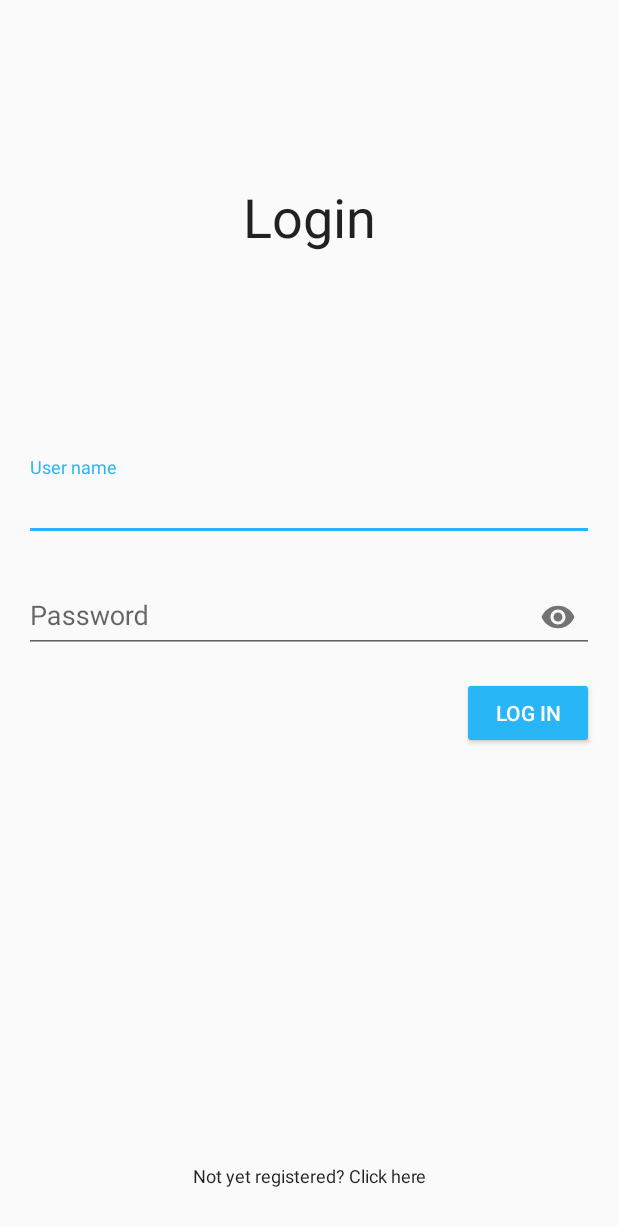
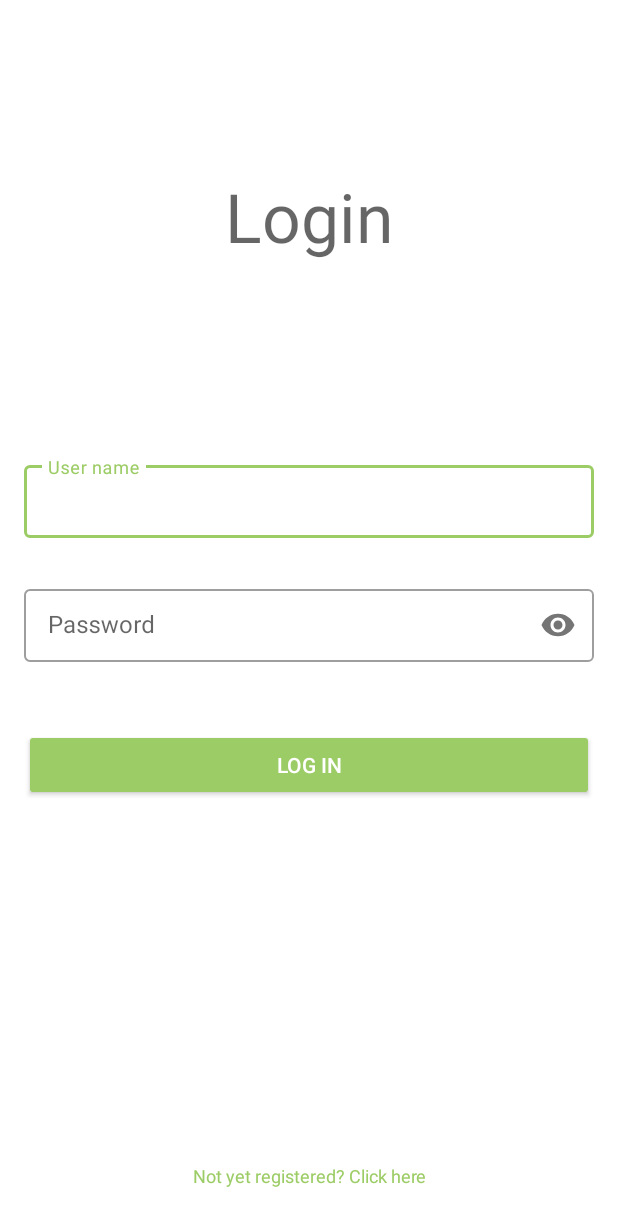
Before and after one commit to kristof12345/SzamitogepBiztonsagHF, an Android app: the screen it shows after launch (LoginActivity), on a phone screen of 412 x 824 dp. Shown: the top 1226 px of the screen. Run offline under Robolectric (Android 15) with nearby library versions, the phone set to English and light mode, and no system bars.

Commit message:
Retexture login screen

```diff
--- a/Android/app/src/main/res/layout/fragment_login.xml
+++ b/Android/app/src/main/res/layout/fragment_login.xml
@@ -11,8 +11,7 @@
         android:layout_width="wrap_content"
         android:layout_height="wrap_content"
         android:text="@string/login"
-        android:textAppearance="@style/TextAppearance.AppCompat.Large"
-        android:textSize="36sp"
+        android:textAppearance="@style/TextAppearance.AppCompat.Display2"
         app:layout_constraintBottom_toTopOf="@+id/guideline2"
         app:layout_constraintEnd_toEndOf="parent"
         app:layout_constraintStart_toStartOf="parent"
@@ -20,11 +19,13 @@
 
     <com.google.android.material.textfield.TextInputLayout
         android:id="@+id/tilLoginName"
+        style="@style/Widget.MaterialComponents.TextInputLayout.OutlinedBox.Dense"
         android:layout_width="0dp"
         android:layout_height="wrap_content"
         android:layout_marginStart="16dp"
         android:layout_marginTop="16dp"
         android:layout_marginEnd="16dp"
+        app:errorEnabled="true"
         app:layout_constraintEnd_toEndOf="parent"
         app:layout_constraintHorizontal_bias="0.0"
         app:layout_constraintStart_toStartOf="parent"
@@ -46,11 +47,13 @@
 
     <com.google.android.material.textfield.TextInputLayout
         android:id="@+id/tilLoginPassword"
+        style="@style/Widget.MaterialComponents.TextInputLayout.OutlinedBox.Dense"
         android:layout_width="0dp"
         android:layout_height="wrap_content"
         android:layout_marginStart="16dp"
-        android:layout_marginTop="16dp"
+        android:layout_marginTop="8dp"
         android:layout_marginEnd="16dp"
+        app:errorEnabled="true"
         app:layout_constraintEnd_toEndOf="parent"
         app:layout_constraintStart_toStartOf="parent"
         app:layout_constraintTop_toBottomOf="@+id/tilLoginName"
@@ -67,18 +70,20 @@
     <Button
         android:id="@+id/btLogin"
         style="@style/Widget.AppCompat.Button.Colored"
-        android:layout_width="wrap_content"
+        android:layout_width="0dp"
         android:layout_height="wrap_content"
-        android:layout_marginTop="16dp"
+        android:layout_marginStart="16dp"
+        android:layout_marginTop="24dp"
         android:layout_marginEnd="16dp"
         android:text="@string/log_in"
         android:textSize="14sp"
         app:layout_constraintEnd_toEndOf="parent"
+        app:layout_constraintStart_toStartOf="parent"
         app:layout_constraintTop_toBottomOf="@+id/tilLoginPassword" />
 
     <Button
         android:id="@+id/btToRegister"
-        style="@style/Widget.AppCompat.Button.Borderless.Colored"
+        style="@style/Widget.MaterialComponents.Button.TextButton"
         android:layout_width="wrap_content"
         android:layout_height="wrap_content"
         android:layout_marginStart="16dp"
--- a/Android/app/src/main/res/values/styles.xml
+++ b/Android/app/src/main/res/values/styles.xml
@@ -1,6 +1,6 @@
 <resources>
     <!-- Base application theme. -->
-    <style name="AppTheme" parent="Theme.AppCompat.Light.DarkActionBar">
+    <style name="AppTheme" parent="Theme.MaterialComponents.DayNight">
         <!-- Customize your theme here. -->
         <item name="colorPrimary">@color/colorPrimary</item>
         <item name="colorPrimaryDark">@color/colorPrimaryDark</item>
```
